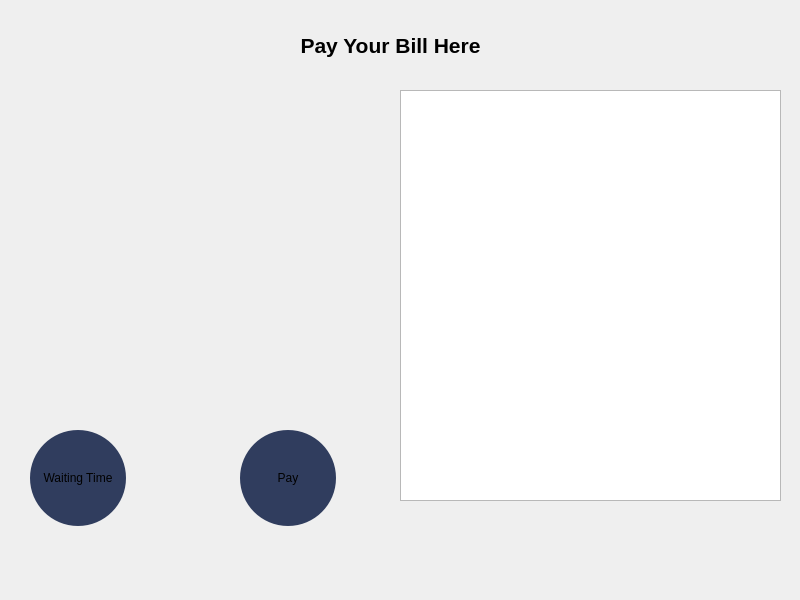
First picture: the form in View/cart_and_pay.ui, repository yiheng123/pyqt5-project-ntu, before the edit.
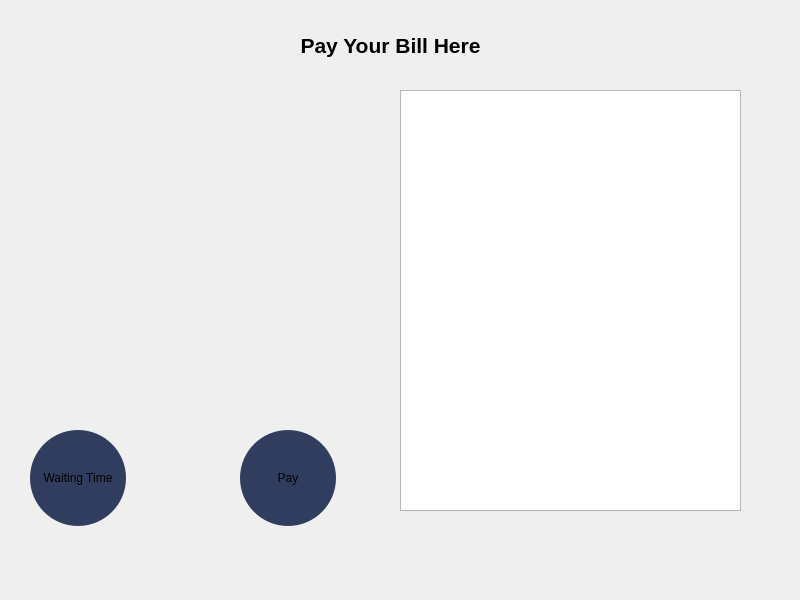
Second picture: the form after the edit. Icons and pictures are not drawn.

What changed in the file:
```diff
--- a/View/cart_and_pay.ui
+++ b/View/cart_and_pay.ui
@@ -55,16 +55,6 @@
     <set>Qt::AlignCenter</set>
    </property>
   </widget>
-  <widget class="QTableView" name="tableView">
-   <property name="geometry">
-    <rect>
-     <x>400</x>
-     <y>90</y>
-     <width>381</width>
-     <height>411</height>
-    </rect>
-   </property>
-  </widget>
   <widget class="QPushButton" name="BlueButton">
    <property name="geometry">
     <rect>
@@ -125,6 +115,16 @@
     <string>Pay</string>
    </property>
   </widget>
+  <widget class="QTableWidget" name="tableWidget">
+   <property name="geometry">
+    <rect>
+     <x>400</x>
+     <y>90</y>
+     <width>341</width>
+     <height>421</height>
+    </rect>
+   </property>
+  </widget>
  </widget>
  <resources/>
  <connections/>
```
